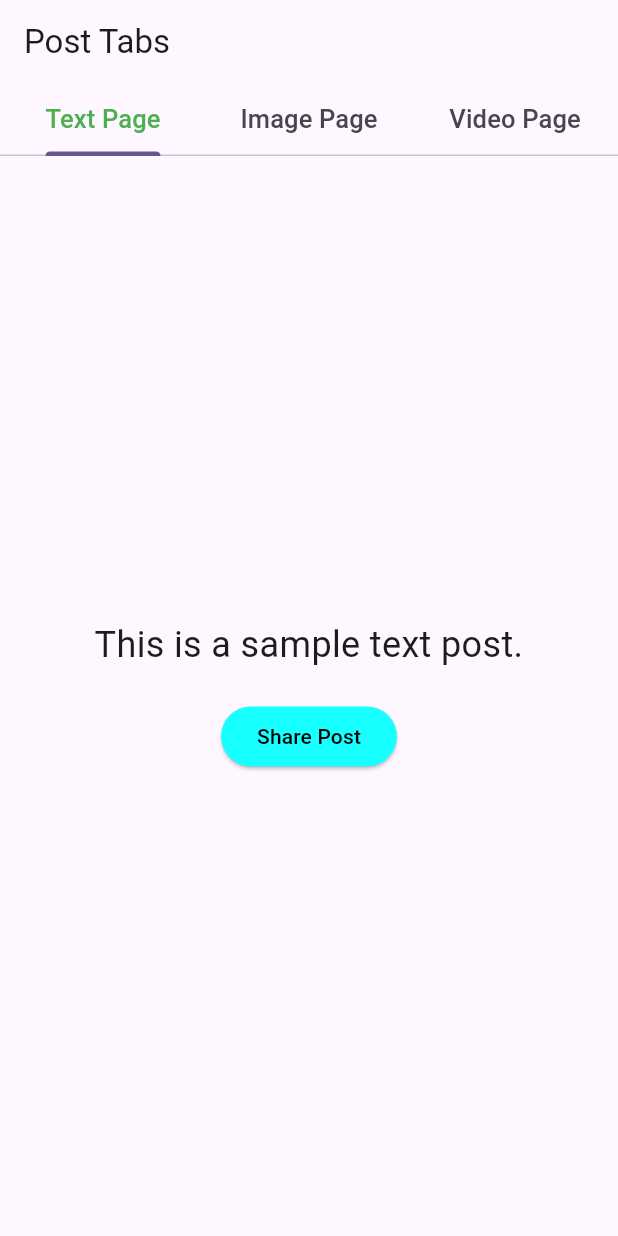
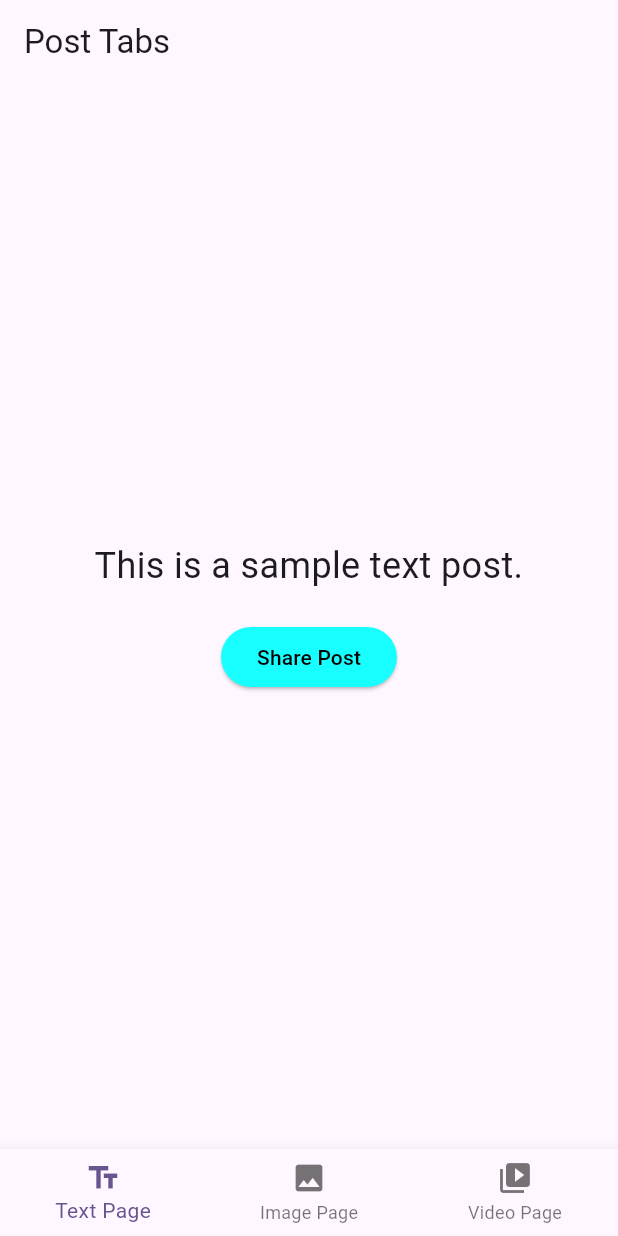
Before and after one commit to Princekkushwaha/Tabpage, a Flutter app: the screen it shows after launch, on a phone screen of 412 x 824 dp. Run offline on Flutter 3.47's test engine with Material 3 defaults, Android fonts, the phone set to English and light mode, and no system bars; our stand-ins replace share_plus.

Commit message:
ui fixed

```diff
--- /dev/null
+++ b/app.txt
@@ -0,0 +1,6 @@
+Download the App from below link:
+https://we.tl/t-ZI1HH5EhdF
+
+The app size is greater than 10MB. So i am unable to upload on google forms.
+
+Thanks and Regards
--- a/lib/Homepage.dart
+++ b/lib/Homepage.dart
@@ -9,6 +9,18 @@ class HomeScreen extends StatefulWidget {
 class _HomeScreenState extends State<HomeScreen> {
   int _selectedIndex = 0;
 
+  // List of pages for BottomNavigationBar
+  final List<Widget> _pages = [
+    const PostTab(postType: 'Text', content: 'This is a sample text post.'),
+    const PostTab(
+        postType: 'Image',
+        content:
+            'https://cdn.pixabay.com/photo/2023/10/10/15/37/motorcycle-8306765_1280.jpg'),
+    const PostTab(
+        postType: 'Video',
+        content: 'https://youtu.be/n_FCrCQ6-bA?si=yZrkI_ebfn2S_OR-'),
+  ];
+
   void _onItemTapped(int index) {
     setState(() {
       _selectedIndex = index;
@@ -17,40 +29,29 @@ class _HomeScreenState extends State<HomeScreen> {
 
   @override
   Widget build(BuildContext context) {
-    return DefaultTabController(
-      length: 3,
-      child: Scaffold(
+    return Scaffold(
       appBar: AppBar(
         title: const Text('Post Tabs'),
         // backgroundColor: Colors.cyanAccent,
-          bottom: const TabBar(
-            labelColor: Colors.green,
-            labelStyle: TextStyle(fontSize: 17),
-            tabs: [
-              Tab(
-                text: 'Text Page',
       ),
-              Tab(
-                text: 'Image Page',
+      body: _pages[_selectedIndex],
+      bottomNavigationBar: BottomNavigationBar(
+        currentIndex: _selectedIndex,
+        onTap: _onItemTapped,
+        items: const [
+          BottomNavigationBarItem(
+            icon: Icon(Icons.text_fields),
+            label: 'Text Page',
           ),
-              Tab(
-                text: 'Video Page',
+          BottomNavigationBarItem(
+            icon: Icon(Icons.image),
+            label: 'Image Page',
+          ),
+          BottomNavigationBarItem(
+            icon: Icon(Icons.video_library),
+            label: 'Video Page',
           ),
         ],
-          ),
-        ),
-        body: const TabBarView(
-          children: [
-            PostTab(postType: 'Text', content: 'This is a sample text post.'),
-            PostTab(
-                postType: 'Image',
-                content:
-                    'https://cdn.pixabay.com/photo/2023/10/10/15/37/motorcycle-8306765_1280.jpg'),
-            PostTab(
-                postType: 'Video',
-                content: 'https://youtu.be/n_FCrCQ6-bA?si=yZrkI_ebfn2S_OR-'),
-          ],
-        ),
       ),
     );
   }
--- a/pubspec.yaml
+++ b/pubspec.yaml
@@ -14,12 +14,7 @@ dependencies:
   flutter:
     sdk: flutter
 
-
-
-  cupertino_icons: ^1.0.8
-  image_network: ^2.5.6
   share_plus: ^10.0.2
-  url_launcher: ^6.3.0
 
 dev_dependencies:
   flutter_test:
```
Also changed, not shown: pubspec.lock, 1 other file. Lines whose indentation alone changed are shown as unchanged.
